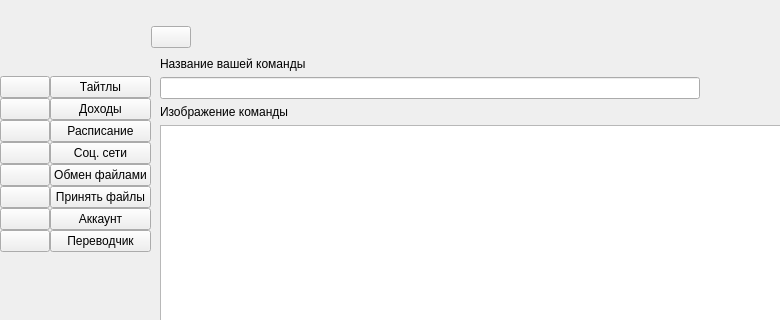
This is front/ui.ui in Resmko99/Is-for-translator as Qt 5 draws it before an edit; both pictures show x 0 to 780 and y 0 to 320 of the 1156 by 768 pixel window. The edited form follows.
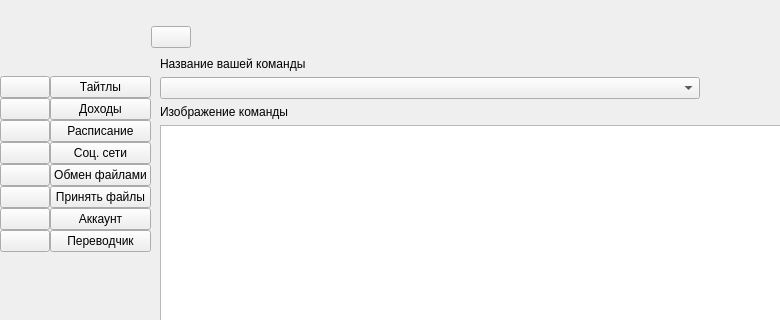
This is the edited form. The open tabs and pages were chosen to show the change. Icons and pictures are not drawn.

The edit to the form file:
```diff
--- a/front/ui.ui
+++ b/front/ui.ui
@@ -4036,6 +4036,16 @@
               </property>
              </widget>
             </item>
+            <item row="1" column="0">
+             <widget class="QComboBox" name="nameCrewAcc">
+              <property name="maximumSize">
+               <size>
+                <width>540</width>
+                <height>16777215</height>
+               </size>
+              </property>
+             </widget>
+            </item>
             <item row="2" column="0">
              <widget class="QLabel" name="label_92">
               <property name="text">
@@ -4043,22 +4053,6 @@
               </property>
              </widget>
             </item>
-            <item row="1" column="0" colspan="2">
-             <widget class="QLineEdit" name="nameCrewAcc">
-              <property name="minimumSize">
-               <size>
-                <width>540</width>
-                <height>0</height>
-               </size>
-              </property>
-              <property name="maximumSize">
-               <size>
-                <width>540</width>
-                <height>16777215</height>
-               </size>
-              </property>
-             </widget>
-            </item>
            </layout>
           </widget>
           <widget class="QWidget" name="pageAddTask">
```
Left out of the diff: 14 changed lines with no effect on the pictures.
